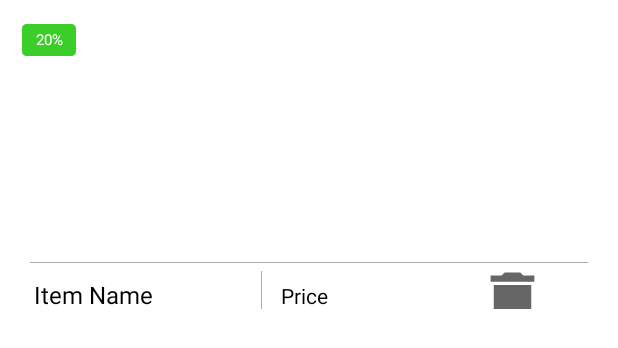
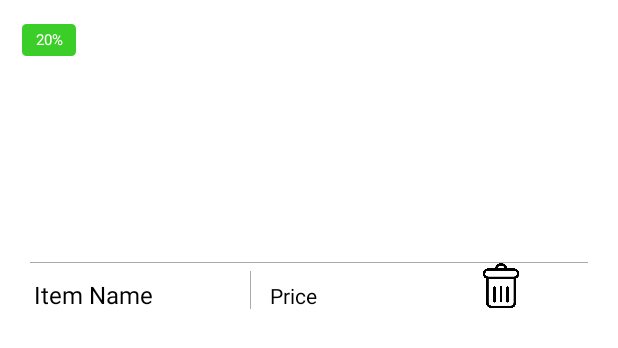
Before and after one commit to Taha92/ECommerceSample, an Android app: the layout card_item.xml on its own in the app's theme, with its tools: preview values and no code run, on a phone screen of 412 x 824 dp. Shown: the top 348 px of the screen. Run offline under Robolectric (Android 15) with nearby library versions, the phone set to English and light mode, and no system bars; network calls fail.

Commit message:
Added splash and other files

```diff
--- a/app/src/main/AndroidManifest.xml
+++ b/app/src/main/AndroidManifest.xml
@@ -14,7 +14,7 @@
         android:supportsRtl="true"
         android:theme="@style/Theme.EcommerceApp">
         <activity
-            android:name=".MainActivity"
+            android:name=".activities.MainActivity"
             android:exported="true">
         </activity>
 
--- a/app/src/main/java/com/example/ecommerceapp/activities/EditItemActivity.java
+++ b/app/src/main/java/com/example/ecommerceapp/activities/EditItemActivity.java
@@ -61,13 +61,13 @@ public class EditItemActivity extends AppCompatActivity implements View.OnClickL
             buttonUpdate = findViewById(R.id.buttonUpdate);
             buttonUpdate.setOnClickListener(this);
 
+            ItemData itemData = (ItemData) getIntent().getSerializableExtra(OBJECT_KEY);
+            productId = itemData.getId();
+
             if (getSupportActionBar() != null) {
-                getSupportActionBar().setTitle("Update");
+                getSupportActionBar().setTitle(itemData.getName());
                 getSupportActionBar().setDisplayHomeAsUpEnabled(true);
             }
-
-            ItemData itemData = (ItemData) getIntent().getSerializableExtra(OBJECT_KEY);
-            productId = itemData.getId();
 
         } catch (Exception e) {
             e.printStackTrace();
--- a/app/src/main/java/com/example/ecommerceapp/activities/SplashActivity.java
+++ b/app/src/main/java/com/example/ecommerceapp/activities/SplashActivity.java
@@ -6,7 +6,6 @@ import android.os.Handler;
 
 import androidx.appcompat.app.AppCompatActivity;
 
-import com.example.ecommerceapp.MainActivity;
 import com.example.ecommerceapp.R;
 
 public class SplashActivity extends AppCompatActivity {
--- a/app/src/main/java/com/example/ecommerceapp/adapters/ItemsCardViewAdapter.java
+++ b/app/src/main/java/com/example/ecommerceapp/adapters/ItemsCardViewAdapter.java
@@ -56,6 +56,7 @@ public class ItemsCardViewAdapter extends RecyclerView.Adapter<ItemsCardViewAdap
         textViewPrice.setText(dataSetItem.getPrice());
         Glide.with(mContext).load(dataSetItem.getImage()).into(imageItem);
 
+
         holder.itemView.setOnClickListener(new View.OnClickListener() {
             @Override
             public void onClick(View view) {
--- a/app/src/main/res/layout/card_item.xml
+++ b/app/src/main/res/layout/card_item.xml
@@ -78,9 +78,8 @@
 
             <LinearLayout
                 android:layout_width="match_parent"
-                android:layout_height="40dp"
-                android:orientation="horizontal"
-                android:weightSum="3">
+                android:layout_height="50dp"
+                android:orientation="horizontal">
 
                 <TextView
                     android:id="@+id/textViewItem"
@@ -117,10 +116,10 @@
 
                 <androidx.appcompat.widget.AppCompatImageView
                     android:id="@+id/imageViewDelete"
-                    android:layout_width="50dp"
-                    android:layout_height="50dp"
-                    android:layout_weight="1"
-                    android:src="@drawable/ic_baseline_delete_24"/>
+                    android:layout_width="30dp"
+                    android:layout_height="30dp"
+                    android:layout_weight="1.75"
+                    android:src="@mipmap/delete"/>
             </LinearLayout>
         </LinearLayout>
 
```
Also changed, not shown: app/src/main/java/com/example/ecommerceapp/activities/MainActivity.java (renamed from app/src/main/java/com/example/ecommerceapp/MainActivity.java, +2 -12 lines).
